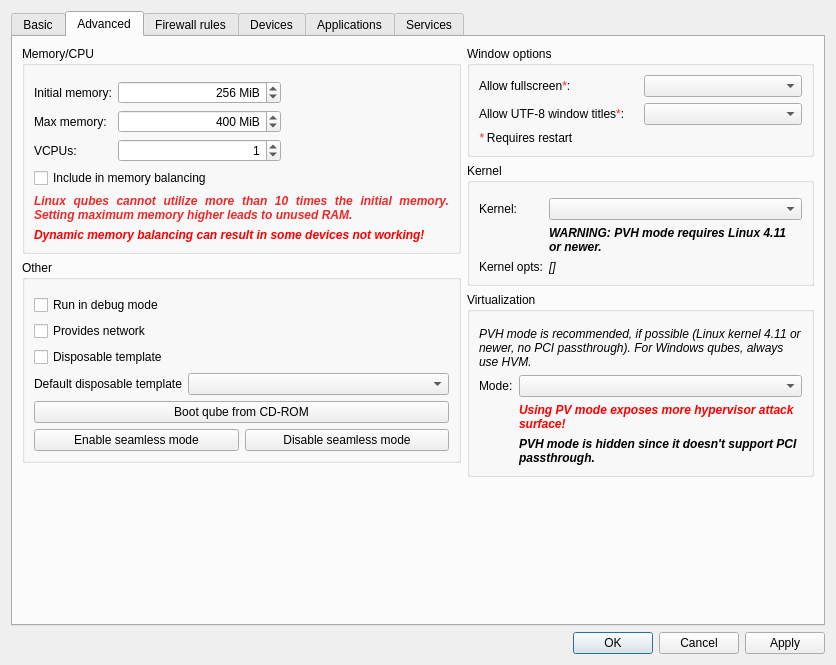
QubesOS/qubes-manager, file ui/settingsdlg.ui: the form before one commit.
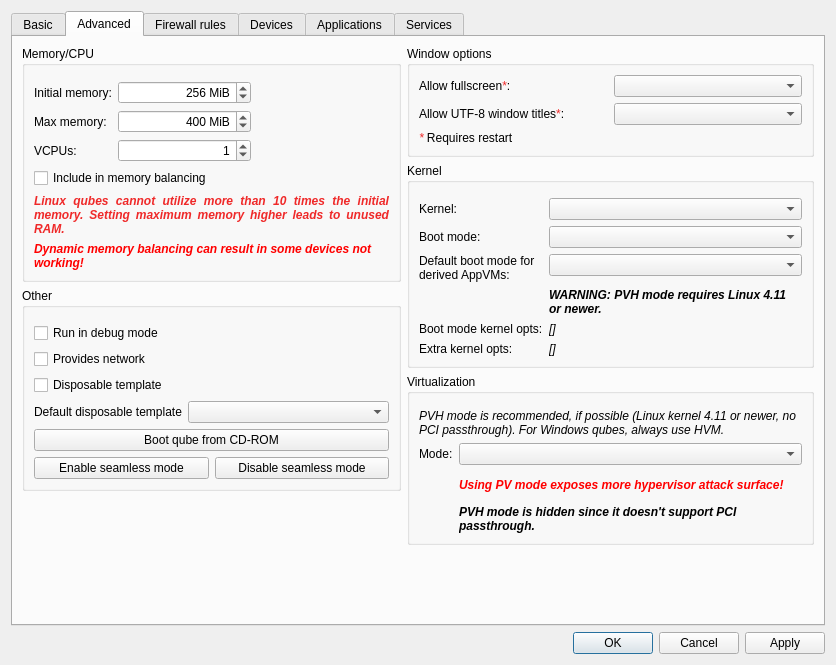
The form after the commit. The open tabs and pages were chosen to show the change. Icons and pictures are not drawn. Custom widgets are drawn as their Qt base class.

Commit message:
Add boot mode support
Boot modes provide a way for VMs to advertise that they can have their
behavior changed by booting them with a predefined combination of
additional kernel parameters set. This allows qubes to offer features
like a secure system maintenance mode in a way that works seemlessly
with Qubes OS.

This commit adds boot mode support to Qubes Manager, allowing the user
to view and select boot modes in the advanced tab of the settings
dialog for each qube.

What changed in the file:
```diff
--- a/ui/settingsdlg.ui
+++ b/ui/settingsdlg.ui
@@ -943,6 +943,9 @@
                <widget class="QComboBox" name="kernel"/>
               </item>
               <item row="1" column="1">
+               <widget class="QComboBox" name="bootmode"/>
+              </item>
+              <item row="3" column="1">
                <widget class="QLabel" name="pvh_kernel_version_warning">
                 <property name="sizePolicy">
                  <sizepolicy hsizetype="Preferred" vsizetype="Minimum">
@@ -965,7 +968,7 @@
                 </property>
                </widget>
               </item>
-              <item row="2" column="0">
+              <item row="5" column="0">
                <widget class="QLabel" name="label_20">
                 <property name="sizePolicy">
                  <sizepolicy hsizetype="Preferred" vsizetype="Minimum">
@@ -974,11 +977,11 @@
                  </sizepolicy>
                 </property>
                 <property name="text">
-                 <string>Kernel opts:</string>
+                 <string>Extra kernel opts:</string>
                 </property>
                </widget>
               </item>
-              <item row="2" column="1">
+              <item row="5" column="1">
                <widget class="QLabel" name="kernel_opts">
                 <property name="sizePolicy">
                  <sizepolicy hsizetype="Maximum" vsizetype="Minimum">
@@ -1007,6 +1010,72 @@
                 </property>
                </widget>
               </item>
+              <item row="2" column="1">
+               <widget class="QComboBox" name="appvm_default_bootmode"/>
+              </item>
+              <item row="1" column="0">
+               <widget class="QLabel" name="label_25">
+                <property name="text">
+                 <string>Boot mode:</string>
+                </property>
+               </widget>
+              </item>
+              <item row="2" column="0">
+               <widget class="QLabel" name="appvm_default_bootmode_desc">
+                <property name="mouseTracking">
+                 <bool>true</bool>
+                </property>
+                <property name="styleSheet">
+                 <string notr="true"/>
+                </property>
+                <property name="text">
+                 <string>Default boot mode for derived AppVMs:</string>
+                </property>
+                <property name="textFormat">
+                 <enum>Qt::AutoText</enum>
+                </property>
+                <property name="wordWrap">
+                 <bool>true</bool>
+                </property>
+               </widget>
+              </item>
+              <item row="4" column="0">
+               <widget class="QLabel" name="label_29">
+                <property name="text">
+                 <string>Boot mode kernel opts:</string>
+                </property>
+                <property name="wordWrap">
+                 <bool>false</bool>
+                </property>
+               </widget>
+              </item>
+              <item row="4" column="1">
+               <widget class="QLabel" name="bootmode_kernel_opts">
+                <property name="sizePolicy">
+                 <sizepolicy hsizetype="Maximum" vsizetype="Minimum">
+                  <horstretch>0</horstretch>
+                  <verstretch>0</verstretch>
+                 </sizepolicy>
+                </property>
+                <property name="maximumSize">
+                 <size>
+                  <width>250</width>
+                  <height>16777215</height>
+                 </size>
+                </property>
+                <property name="font">
+                 <font>
+                  <italic>true</italic>
+                 </font>
+                </property>
+                <property name="text">
+                 <string>[]</string>
+                </property>
+                <property name="wordWrap">
+                 <bool>true</bool>
+                </property>
+               </widget>
+              </item>
              </layout>
             </widget>
            </item>
```
Left out of the diff: 2 changed lines with no effect on the pictures. The commit also changes 3 other files.
